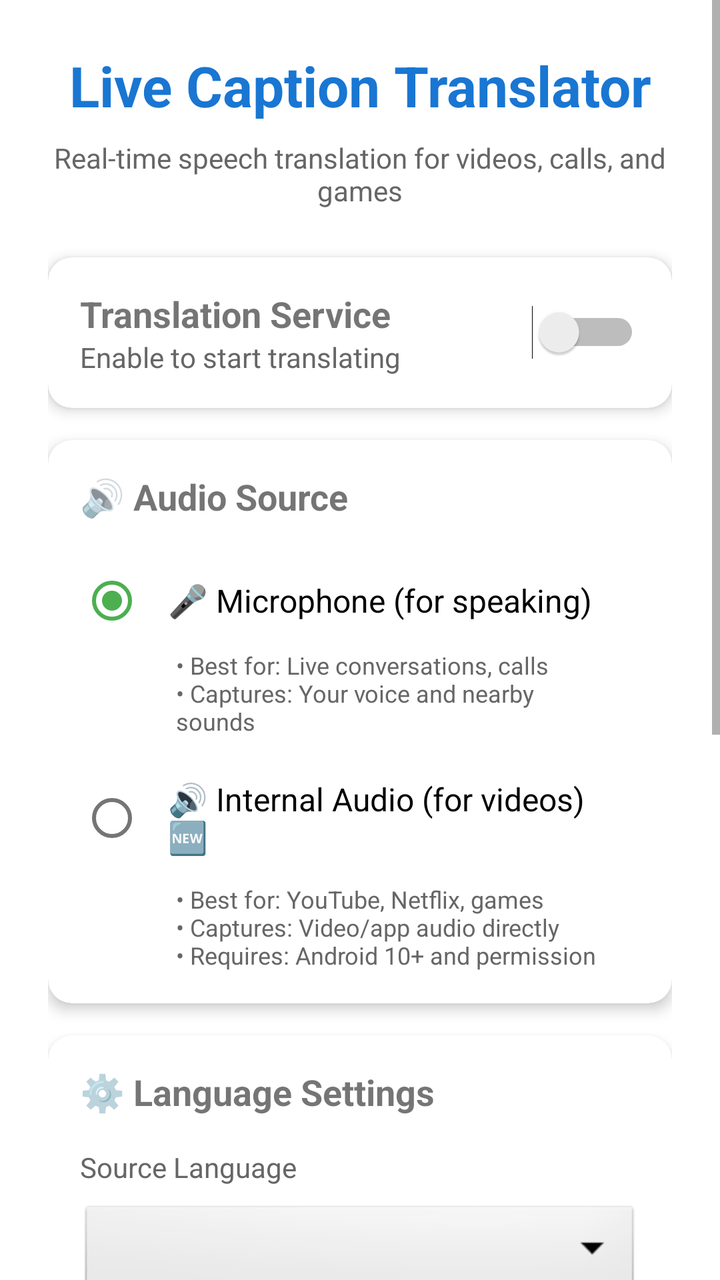
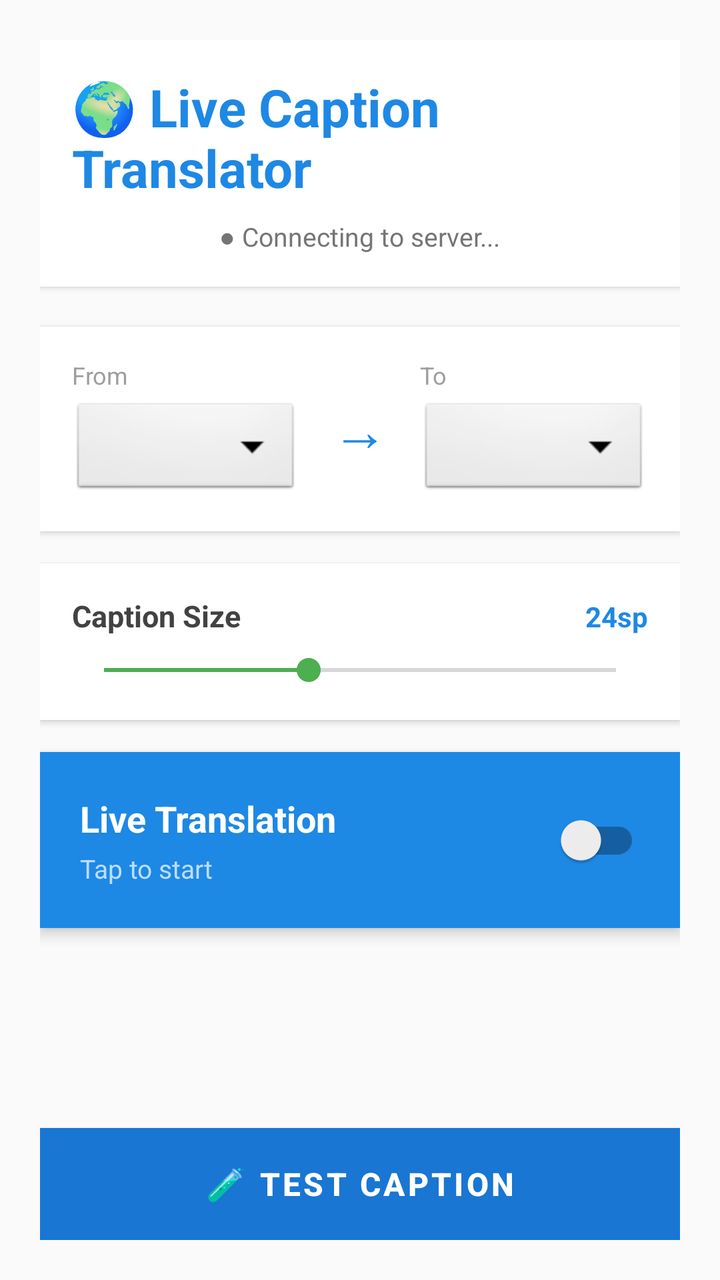

Screens rendered from an Android XML layout before and after an edit, with the pre-edit source and the edit as a unified diff.
<!-- AndroidManifest.xml: application theme Theme.CaptionTranslator -->
<!-- res/layout/activity_main.xml -->
<?xml version="1.0" encoding="utf-8"?>
<ScrollView xmlns:android="http://schemas.android.com/apk/res/android"
    xmlns:app="http://schemas.android.com/apk/res-auto"
    android:layout_width="match_parent"
    android:layout_height="match_parent"
    android:fillViewport="true">

    <LinearLayout
        android:layout_width="match_parent"
        android:layout_height="wrap_content"
        android:orientation="vertical"
        android:padding="24dp">

        
        <TextView
            android:layout_width="match_parent"
            android:layout_height="wrap_content"
            android:text="Live Caption Translator"
            android:textSize="28sp"
            android:textStyle="bold"
            android:textColor="#1976D2"
            android:gravity="center"
            android:layout_marginBottom="8dp" />

        <TextView
            android:layout_width="match_parent"
            android:layout_height="wrap_content"
            android:text="Real-time speech translation for videos, calls, and games"
            android:textSize="14sp"
            android:gravity="center"
            android:textColor="#666666"
            android:layout_marginBottom="24dp" />

        
        <com.google.android.material.card.MaterialCardView
            android:layout_width="match_parent"
            android:layout_height="wrap_content"
            android:layout_marginBottom="16dp"
            app:cardElevation="4dp"
            app:cardCornerRadius="12dp">

            <LinearLayout
                android:layout_width="match_parent"
                android:layout_height="wrap_content"
                android:orientation="horizontal"
                android:padding="16dp"
                android:gravity="center_vertical">

                <LinearLayout
                    android:layout_width="0dp"
                    android:layout_height="wrap_content"
                    android:layout_weight="1"
                    android:orientation="vertical">

                    <TextView
                        android:layout_width="wrap_content"
                        android:layout_height="wrap_content"
                        android:text="Translation Service"
                        android:textSize="18sp"
                        android:textStyle="bold" />

                    <TextView
                        android:layout_width="wrap_content"
                        android:layout_height="wrap_content"
                        android:text="Enable to start translating"
                        android:textSize="14sp"
                        android:textColor="#666666" />
                </LinearLayout>

                <Switch
                    android:id="@+id/toggleService"
                    android:layout_width="wrap_content"
                    android:layout_height="wrap_content" />
            </LinearLayout>
        </com.google.android.material.card.MaterialCardView>

        
        <com.google.android.material.card.MaterialCardView
            android:layout_width="match_parent"
            android:layout_height="wrap_content"
            android:layout_marginBottom="16dp"
            app:cardElevation="4dp"
            app:cardCornerRadius="12dp">

            <LinearLayout
                android:layout_width="match_parent"
                android:layout_height="wrap_content"
                android:orientation="vertical"
                android:padding="16dp">

                <TextView
                    android:layout_width="wrap_content"
                    android:layout_height="wrap_content"
                    android:text="🔊 Audio Source"
                    android:textSize="18sp"
                    android:textStyle="bold"
                    android:layout_marginBottom="16dp" />

                <RadioGroup
                    android:layout_width="match_parent"
                    android:layout_height="wrap_content"
                    android:orientation="vertical">

                    <RadioButton
                        android:id="@+id/radioMicrophone"
                        android:layout_width="match_parent"
                        android:layout_height="wrap_content"
                        android:text="🎤 Microphone (for speaking)"
                        android:textSize="16sp"
                        android:padding="12dp"
                        android:checked="true" />

                    <TextView
                        android:layout_width="match_parent"
                        android:layout_height="wrap_content"
                        android:text="• Best for: Live conversations, calls\n• Captures: Your voice and nearby sounds"
                        android:textSize="12sp"
                        android:textColor="#666666"
                        android:paddingStart="48dp"
                        android:paddingEnd="12dp"
                        android:paddingBottom="8dp" />

                    <RadioButton
                        android:id="@+id/radioInternalAudio"
                        android:layout_width="match_parent"
                        android:layout_height="wrap_content"
                        android:text="🔊 Internal Audio (for videos) 🆕"
                        android:textSize="16sp"
                        android:padding="12dp" />

                    <TextView
                        android:layout_width="match_parent"
                        android:layout_height="wrap_content"
                        android:text="• Best for: YouTube, Netflix, games\n• Captures: Video/app audio directly\n• Requires: Android 10+ and permission"
                        android:textSize="12sp"
                        android:textColor="#666666"
                        android:paddingStart="48dp"
                        android:paddingEnd="12dp" />
                </RadioGroup>
            </LinearLayout>
        </com.google.android.material.card.MaterialCardView>

        
        <com.google.android.material.card.MaterialCardView
            android:layout_width="match_parent"
            android:layout_height="wrap_content"
            android:layout_marginBottom="16dp"
            app:cardElevation="4dp"
            app:cardCornerRadius="12dp">

            <LinearLayout
                android:layout_width="match_parent"
                android:layout_height="wrap_content"
                android:orientation="vertical"
                android:padding="16dp">

                <TextView
                    android:layout_width="wrap_content"
                    android:layout_height="wrap_content"
                    android:text="⚙️ Language Settings"
                    android:textSize="18sp"
                    android:textStyle="bold"
                    android:layout_marginBottom="16dp" />

                
                <TextView
                    android:layout_width="wrap_content"
                    android:layout_height="wrap_content"
                    android:text="Source Language"
                    android:textSize="14sp"
                    android:textColor="#666666"
                    android:layout_marginBottom="8dp" />

                <Spinner
                    android:id="@+id/spinnerSourceLang"
                    android:layout_width="match_parent"
                    android:layout_height="wrap_content"
                    android:padding="12dp"
                    android:background="@android:drawable/btn_dropdown"
                    android:layout_marginBottom="16dp" />

                
                <TextView
                    android:layout_width="match_parent"
                    android:layout_height="wrap_content"
                    android:text="⬇️"
                    android:textSize="24sp"
                    android:gravity="center"
                    android:layout_marginBottom="16dp" />

                
                <TextView
                    android:layout_width="wrap_content"
                    android:layout_height="wrap_content"
                    android:text="Target Language"
                    android:textSize="14sp"
                    android:textColor="#666666"
                    android:layout_marginBottom="8dp" />

                <Spinner
                    android:id="@+id/spinnerTargetLang"
                    android:layout_width="match_parent"
                    android:layout_height="wrap_content"
                    android:padding="12dp"
                    android:background="@android:drawable/btn_dropdown" />
            </LinearLayout>
        </com.google.android.material.card.MaterialCardView>

        
        <com.google.android.material.card.MaterialCardView
            android:layout_width="match_parent"
            android:layout_height="wrap_content"
            android:layout_marginBottom="16dp"
            app:cardElevation="4dp"
            app:cardCornerRadius="12dp">

            <LinearLayout
                android:layout_width="match_parent"
                android:layout_height="wrap_content"
                android:orientation="vertical"
                android:padding="16dp">

                <TextView
                    android:layout_width="wrap_content"
                    android:layout_height="wrap_content"
                    android:text="🎨 Display Settings"
                    android:textSize="18sp"
                    android:textStyle="bold"
                    android:layout_marginBottom="16dp" />

                
                <LinearLayout
                    android:layout_width="match_parent"
                    android:layout_height="wrap_content"
                    android:orientation="horizontal"
                    android:gravity="center_vertical"
                    android:layout_marginBottom="8dp">

                    <TextView
                        android:layout_width="0dp"
                        android:layout_height="wrap_content"
                        android:layout_weight="1"
                        android:text="Caption Text Size"
                        android:textSize="14sp" />

                    <TextView
                        android:id="@+id/textViewTextSize"
                        android:layout_width="wrap_content"
                        android:layout_height="wrap_content"
                        android:text="24sp"
                        android:textSize="14sp"
                        android:textStyle="bold"
                        android:textColor="#1976D2" />
                </LinearLayout>

                <SeekBar
                    android:id="@+id/seekBarTextSize"
                    android:layout_width="match_parent"
                    android:layout_height="wrap_content"
                    android:max="30"
                    android:progress="12" />
            </LinearLayout>
        </com.google.android.material.card.MaterialCardView>

        
        <Button
            android:id="@+id/btnTestCaption"
            android:layout_width="match_parent"
            android:layout_height="wrap_content"
            android:text="🧪 Test Caption Display"
            android:textSize="16sp"
            android:padding="16dp"
            android:backgroundTint="#4CAF50" />

        
        <TextView
            android:layout_width="match_parent"
            android:layout_height="wrap_content"
            android:text="ℹ️ Works with YouTube, Netflix, PUBG, WhatsApp calls, and all apps!"
            android:textSize="12sp"
            android:textColor="#666666"
            android:gravity="center"
            android:layout_marginTop="24dp"
            android:padding="8dp"
            android:background="#F5F5F5" />

    </LinearLayout>
</ScrollView>
<!-- resources referenced by this layout -->
<resources>
  <style name="Theme.CaptionTranslator" parent="Theme.MaterialComponents.DayNight.DarkActionBar">
          <item name="colorPrimary">#1976D2</item>
          <item name="colorPrimaryVariant">#0D47A1</item>
          <item name="colorOnPrimary">#FFFFFF</item>
          <item name="colorSecondary">#4CAF50</item>
          <item name="colorSecondaryVariant">#388E3C</item>
          <item name="colorOnSecondary">#FFFFFF</item>
      </style>
</resources>

<!-- the commit's change to res/layout/activity_main.xml (unified diff, before → after) -->
@@ -1,288 +1,205 @@
 <?xml version="1.0" encoding="utf-8"?>
-<ScrollView xmlns:android="http://schemas.android.com/apk/res/android"
+<LinearLayout xmlns:android="http://schemas.android.com/apk/res/android"
     xmlns:app="http://schemas.android.com/apk/res-auto"
     android:layout_width="match_parent"
     android:layout_height="match_parent"
-    android:fillViewport="true">
-
+    android:orientation="vertical"
+    android:padding="20dp"
+    android:background="#FAFAFA">
+
+    
     <LinearLayout
         android:layout_width="match_parent"
         android:layout_height="wrap_content"
         android:orientation="vertical"
-        android:padding="24dp">
-
-        
+        android:gravity="center"
+        android:padding="16dp"
+        android:background="#FFFFFF"
+        android:elevation="2dp"
+        android:layout_marginBottom="20dp">
+
         <TextView
+            android:layout_width="wrap_content"
+            android:layout_height="wrap_content"
+            android:text="🌍 Live Caption Translator"
+            android:textSize="26sp"
+            android:textStyle="bold"
+            android:textColor="#1E88E5" />
+
+        <TextView
+            android:id="@+id/textViewServerStatus"
+            android:layout_width="wrap_content"
+            android:layout_height="wrap_content"
+            android:layout_marginTop="8dp"
+            android:text="● Connecting to server..."
+            android:textSize="13sp"
+            android:textColor="#757575" />
+    </LinearLayout>
+
+    
+    <LinearLayout
+        android:layout_width="match_parent"
+        android:layout_height="wrap_content"
+        android:orientation="horizontal"
+        android:padding="16dp"
+        android:background="#FFFFFF"
+        android:elevation="2dp"
+        android:layout_marginBottom="16dp">
+
+        <LinearLayout
+            android:layout_width="0dp"
+            android:layout_height="wrap_content"
+            android:layout_weight="1"
+            android:orientation="vertical"
+            android:layout_marginEnd="8dp">
+
+            <TextView
+                android:layout_width="wrap_content"
+                android:layout_height="wrap_content"
+                android:text="From"
+                android:textSize="12sp"
+                android:textColor="#9E9E9E"
+                android:layout_marginBottom="4dp" />
+
+            <Spinner
+                android:id="@+id/spinnerSourceLang"
+                android:layout_width="match_parent"
+                android:layout_height="50dp"
+                android:background="@android:drawable/btn_dropdown"
+                android:padding="8dp" />
+        </LinearLayout>
+
+        <TextView
+            android:layout_width="wrap_content"
+            android:layout_height="wrap_content"
+            android:text="→"
+            android:textSize="28sp"
+            android:textColor="#1E88E5"
+            android:layout_gravity="center"
+            android:layout_marginHorizontal="8dp" />
+
+        <LinearLayout
+            android:layout_width="0dp"
+            android:layout_height="wrap_content"
+            android:layout_weight="1"
+            android:orientation="vertical"
+            android:layout_marginStart="8dp">
+
+            <TextView
+                android:layout_width="wrap_content"
+                android:layout_height="wrap_content"
+                android:text="To"
+                android:textSize="12sp"
+                android:textColor="#9E9E9E"
+                android:layout_marginBottom="4dp" />
+
+            <Spinner
+                android:id="@+id/spinnerTargetLang"
+                android:layout_width="match_parent"
+                android:layout_height="50dp"
+                android:background="@android:drawable/btn_dropdown"
+                android:padding="8dp" />
+        </LinearLayout>
+    </LinearLayout>
+
+    
+    <LinearLayout
+        android:layout_width="match_parent"
+        android:layout_height="wrap_content"
+        android:orientation="vertical"
+        android:padding="16dp"
+        android:background="#FFFFFF"
+        android:elevation="2dp"
+        android:layout_marginBottom="16dp">
+
+        <LinearLayout
             android:layout_width="match_parent"
             android:layout_height="wrap_content"
-            android:text="Live Caption Translator"
-            android:textSize="28sp"
-            android:textStyle="bold"
-            android:textColor="#1976D2"
-            android:gravity="center"
-            android:layout_marginBottom="8dp" />
-
-        <TextView
+            android:orientation="horizontal">
+
+            <TextView
+                android:layout_width="0dp"
+                android:layout_height="wrap_content"
+                android:layout_weight="1"
+                android:text="Caption Size"
+                android:textSize="15sp"
+                android:textStyle="bold"
+                android:textColor="#424242" />
+
+            <TextView
+                android:id="@+id/textViewTextSize"
+                android:layout_width="wrap_content"
+                android:layout_height="wrap_content"
+                android:text="24sp"
+                android:textSize="14sp"
+                android:textColor="#1E88E5"
+                android:textStyle="bold" />
+        </LinearLayout>
+
+        <SeekBar
+            android:id="@+id/seekBarTextSize"
             android:layout_width="match_parent"
             android:layout_height="wrap_content"
-            android:text="Real-time speech translation for videos, calls, and games"
-            android:textSize="14sp"
-            android:gravity="center"
-            android:textColor="#666666"
-            android:layout_marginBottom="24dp" />
-
-        
-        <com.google.android.material.card.MaterialCardView
-            android:layout_width="match_parent"
-            android:layout_height="wrap_content"
-            android:layout_marginBottom="16dp"
-            app:cardElevation="4dp"
-            app:cardCornerRadius="12dp">
-
-            <LinearLayout
-                android:layout_width="match_parent"
-                android:layout_height="wrap_content"
-                android:orientation="horizontal"
-                android:padding="16dp"
-                android:gravity="center_vertical">
-
-                <LinearLayout
-                    android:layout_width="0dp"
-                    android:layout_height="wrap_content"
-                    android:layout_weight="1"
-                    android:orientation="vertical">
-
-                    <TextView
-                        android:layout_width="wrap_content"
-                        android:layout_height="wrap_content"
-                        android:text="Translation Service"
-                        android:textSize="18sp"
-                        android:textStyle="bold" />
-
-                    <TextView
-                        android:layout_width="wrap_content"
-                        android:layout_height="wrap_content"
-                        android:text="Enable to start translating"
-                        android:textSize="14sp"
-                        android:textColor="#666666" />
-                </LinearLayout>
-
-                <Switch
-                    android:id="@+id/toggleService"
-                    android:layout_width="wrap_content"
-                    android:layout_height="wrap_content" />
-            </LinearLayout>
-        </com.google.android.material.card.MaterialCardView>
-
-        
-        <com.google.android.material.card.MaterialCardView
-            android:layout_width="match_parent"
-            android:layout_height="wrap_content"
-            android:layout_marginBottom="16dp"
-            app:cardElevation="4dp"
-            app:cardCornerRadius="12dp">
-
-            <LinearLayout
-                android:layout_width="match_parent"
-                android:layout_height="wrap_content"
-                android:orientation="vertical"
-                android:padding="16dp">
-
-                <TextView
-                    android:layout_width="wrap_content"
-                    android:layout_height="wrap_content"
-                    android:text="🔊 Audio Source"
-                    android:textSize="18sp"
-                    android:textStyle="bold"
-                    android:layout_marginBottom="16dp" />
-
-                <RadioGroup
-                    android:layout_width="match_parent"
-                    android:layout_height="wrap_content"
-                    android:orientation="vertical">
-
-                    <RadioButton
-                        android:id="@+id/radioMicrophone"
-                        android:layout_width="match_parent"
-                        android:layout_height="wrap_content"
-                        android:text="🎤 Microphone (for speaking)"
-                        android:textSize="16sp"
-                        android:padding="12dp"
-                        android:checked="true" />
-
-                    <TextView
-                        android:layout_width="match_parent"
-                        android:layout_height="wrap_content"
-                        android:text="• Best for: Live conversations, calls\n• Captures: Your voice and nearby sounds"
-                        android:textSize="12sp"
-                        android:textColor="#666666"
-                        android:paddingStart="48dp"
-                        android:paddingEnd="12dp"
-                        android:paddingBottom="8dp" />
-
-                    <RadioButton
-                        android:id="@+id/radioInternalAudio"
-                        android:layout_width="match_parent"
-                        android:layout_height="wrap_content"
-                        android:text="🔊 Internal Audio (for videos) 🆕"
-                        android:textSize="16sp"
-                        android:padding="12dp" />
-
-                    <TextView
-                        android:layout_width="match_parent"
-                        android:layout_height="wrap_content"
-                        android:text="• Best for: YouTube, Netflix, games\n• Captures: Video/app audio directly\n• Requires: Android 10+ and permission"
-                        android:textSize="12sp"
-                        android:textColor="#666666"
-                        android:paddingStart="48dp"
-                        android:paddingEnd="12dp" />
-                </RadioGroup>
-            </LinearLayout>
-        </com.google.android.material.card.MaterialCardView>
-
-        
-        <com.google.android.material.card.MaterialCardView
-            android:layout_width="match_parent"
-            android:layout_height="wrap_content"
-            android:layout_marginBottom="16dp"
-            app:cardElevation="4dp"
-            app:cardCornerRadius="12dp">
-
-            <LinearLayout
-                android:layout_width="match_parent"
-                android:layout_height="wrap_content"
-                android:orientation="vertical"
-                android:padding="16dp">
-
-                <TextView
-                    android:layout_width="wrap_content"
-                    android:layout_height="wrap_content"
-                    android:text="⚙️ Language Settings"
-                    android:textSize="18sp"
-                    android:textStyle="bold"
-                    android:layout_marginBottom="16dp" />
-
-                
-                <TextView
-                    android:layout_width="wrap_content"
-                    android:layout_height="wrap_content"
-                    android:text="Source Language"
-                    android:textSize="14sp"
-                    android:textColor="#666666"
-                    android:layout_marginBottom="8dp" />
-
-                <Spinner
-                    android:id="@+id/spinnerSourceLang"
-                    android:layout_width="match_parent"
-                    android:layout_height="wrap_content"
-                    android:padding="12dp"
-                    android:background="@android:drawable/btn_dropdown"
-                    android:layout_marginBottom="16dp" />
-
-                
-                <TextView
-                    android:layout_width="match_parent"
-                    android:layout_height="wrap_content"
-                    android:text="⬇️"
-                    android:textSize="24sp"
-                    android:gravity="center"
-                    android:layout_marginBottom="16dp" />
-
-                
-                <TextView
-                    android:layout_width="wrap_content"
-                    android:layout_height="wrap_content"
-                    android:text="Target Language"
-                    android:textSize="14sp"
-                    android:textColor="#666666"
-                    android:layout_marginBottom="8dp" />
-
-                <Spinner
-                    android:id="@+id/spinnerTargetLang"
-                    android:layout_width="match_parent"
-                    android:layout_height="wrap_content"
-                    android:padding="12dp"
-                    android:background="@android:drawable/btn_dropdown" />
-            </LinearLayout>
-        </com.google.android.material.card.MaterialCardView>
-
-        
-        <com.google.android.material.card.MaterialCardView
-            android:layout_width="match_parent"
-            android:layout_height="wrap_content"
-            android:layout_marginBottom="16dp"
-            app:cardElevation="4dp"
-            app:cardCornerRadius="12dp">
-
-            <LinearLayout
-                android:layout_width="match_parent"
-                android:layout_height="wrap_content"
-                android:orientation="vertical"
-                android:padding="16dp">
-
-                <TextView
-                    android:layout_width="wrap_content"
-                    android:layout_height="wrap_content"
-                    android:text="🎨 Display Settings"
-                    android:textSize="18sp"
-                    android:textStyle="bold"
-                    android:layout_marginBottom="16dp" />
-
-                
-                <LinearLayout
-                    android:layout_width="match_parent"
-                    android:layout_height="wrap_content"
-                    android:orientation="horizontal"
-                    android:gravity="center_vertical"
-                    android:layout_marginBottom="8dp">
-
-                    <TextView
-                        android:layout_width="0dp"
-                        android:layout_height="wrap_content"
-                        android:layout_weight="1"
-                        android:text="Caption Text Size"
-                        android:textSize="14sp" />
-
-                    <TextView
-                        android:id="@+id/textViewTextSize"
-                        android:layout_width="wrap_content"
-                        android:layout_height="wrap_content"
-                        android:text="24sp"
-                        android:textSize="14sp"
-                        android:textStyle="bold"
-                        android:textColor="#1976D2" />
-                </LinearLayout>
-
-                <SeekBar
-                    android:id="@+id/seekBarTextSize"
-                    android:layout_width="match_parent"
-                    android:layout_height="wrap_content"
-                    android:max="30"
-                    android:progress="12" />
-            </LinearLayout>
-        </com.google.android.material.card.MaterialCardView>
-
-        
-        <Button
-            android:id="@+id/btnTestCaption"
-            android:layout_width="match_parent"
-            android:layout_height="wrap_content"
-            android:text="🧪 Test Caption Display"
-            android:textSize="16sp"
-            android:padding="16dp"
-            android:backgroundTint="#4CAF50" />
-
-        
-        <TextView
-            android:layout_width="match_parent"
-            android:layout_height="wrap_content"
-            android:text="ℹ️ Works with YouTube, Netflix, PUBG, WhatsApp calls, and all apps!"
-            android:textSize="12sp"
-            android:textColor="#666666"
-            android:gravity="center"
-            android:layout_marginTop="24dp"
-            android:padding="8dp"
-            android:background="#F5F5F5" />
-
-    </LinearLayout>
-</ScrollView>
+            android:layout_marginTop="8dp"
+            android:max="30"
+            android:progress="12" />
+    </LinearLayout>
+
+    
+    <LinearLayout
+        android:layout_width="match_parent"
+        android:layout_height="wrap_content"
+        android:orientation="horizontal"
+        android:padding="20dp"
+        android:background="#1E88E5"
+        android:elevation="4dp"
+        android:layout_marginBottom="16dp"
+        android:gravity="center_vertical">
+
+        <LinearLayout
+            android:layout_width="0dp"
+            android:layout_height="wrap_content"
+            android:layout_weight="1"
+            android:orientation="vertical">
+
+            <TextView
+                android:layout_width="wrap_content"
+                android:layout_height="wrap_content"
+                android:text="Live Translation"
+                android:textSize="18sp"
+                android:textStyle="bold"
+                android:textColor="#FFFFFF" />
+
+            <TextView
+                android:id="@+id/textViewServiceStatus"
+                android:layout_width="wrap_content"
+                android:layout_height="wrap_content"
+                android:layout_marginTop="4dp"
+                android:text="Tap to start"
+                android:textSize="13sp"
+                android:textColor="#BBDEFB" />
+        </LinearLayout>
+
+        <androidx.appcompat.widget.SwitchCompat
+            android:id="@+id/toggleService"
+            android:layout_width="wrap_content"
+            android:layout_height="wrap_content" />
+    </LinearLayout>
+
+    <Space
+        android:layout_width="match_parent"
+        android:layout_height="0dp"
+        android:layout_weight="1" />
+
+    
+    <Button
+        android:id="@+id/btnTestCaption"
+        android:layout_width="match_parent"
+        android:layout_height="56dp"
+        android:text="🧪 Test Caption"
+        android:textSize="16sp"
+        android:textColor="#FFFFFF"
+        android:background="#43A047"
+        android:textStyle="bold" />
+
+</LinearLayout>
